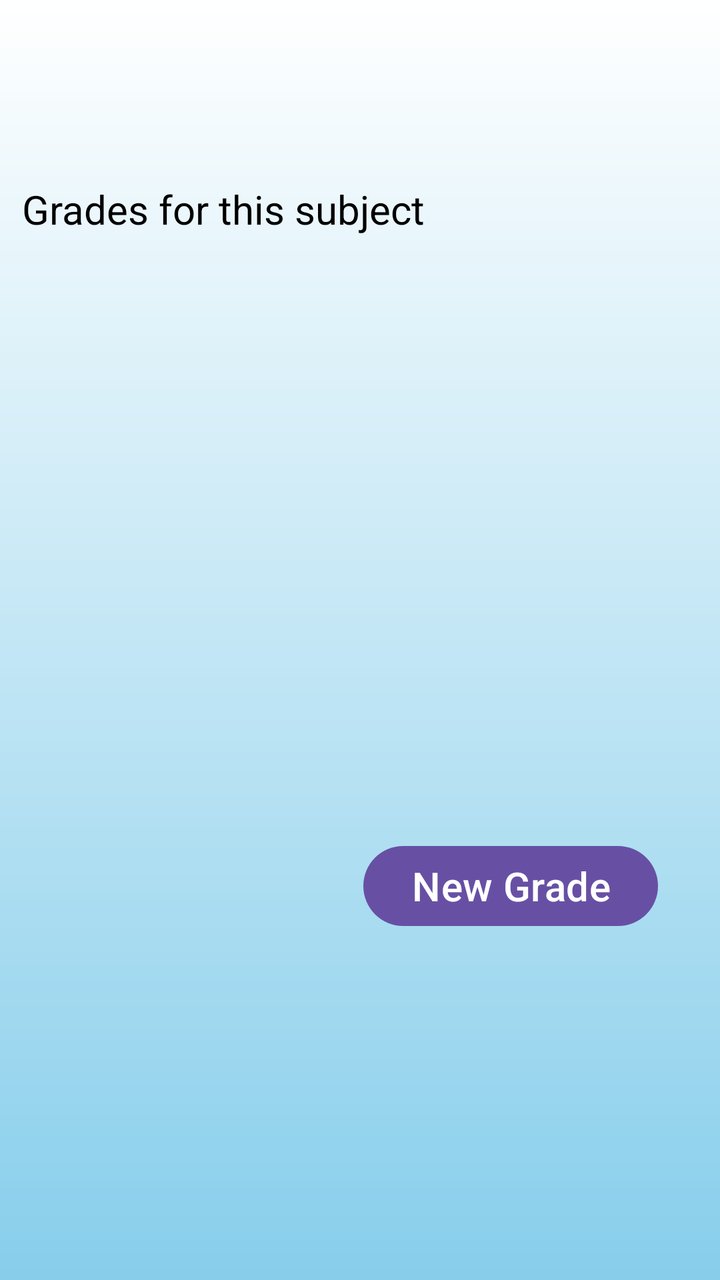
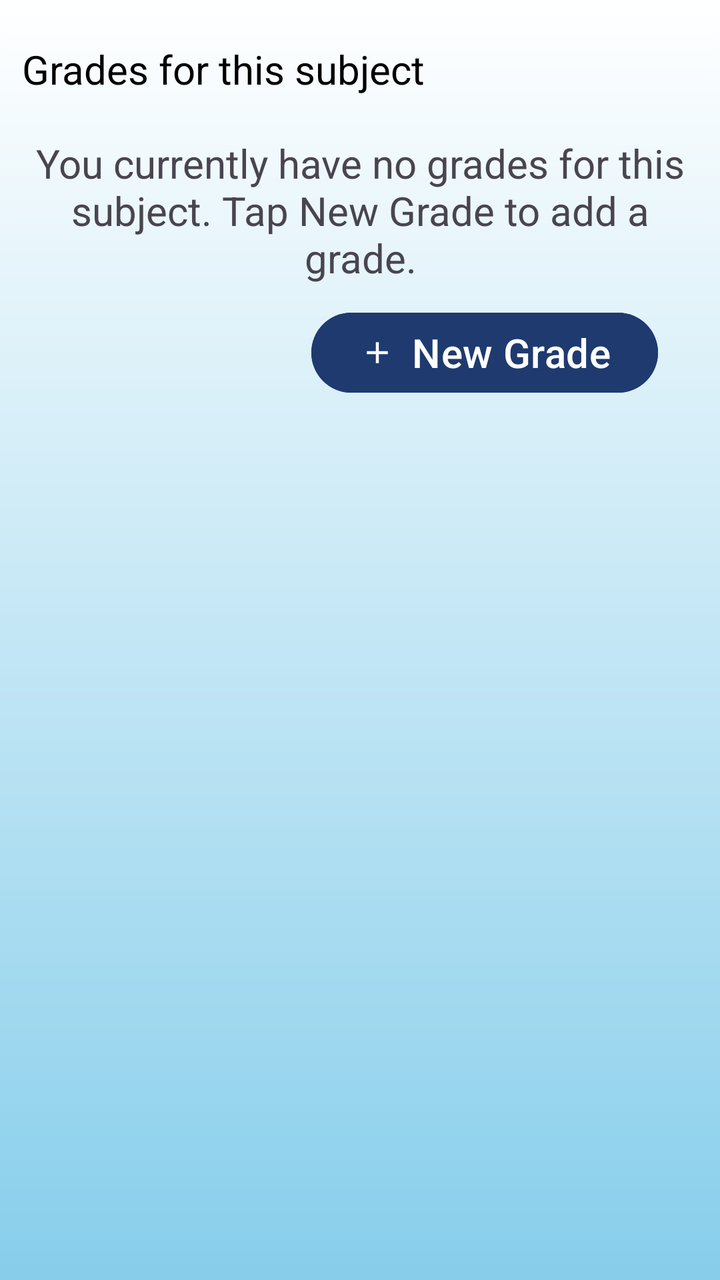

Compare the two renders of this Android layout. The source of the first and the diff that turns it into the second are given below.
<!-- AndroidManifest.xml: application theme Theme.Zone -->
<!-- res/layout/subject_page.xml -->
<?xml version="1.0" encoding="utf-8"?>
<androidx.constraintlayout.widget.ConstraintLayout xmlns:android="http://schemas.android.com/apk/res/android"
    xmlns:app="http://schemas.android.com/apk/res-auto"
    xmlns:tools="http://schemas.android.com/tools"
    android:layout_width="match_parent"
    android:layout_height="match_parent">

    <LinearLayout
        android:layout_width="0dp"
        android:layout_height="0dp"
        android:layout_marginStart="1dp"
        android:layout_marginTop="1dp"
        android:layout_marginEnd="1dp"
        android:layout_marginBottom="1dp"
        android:orientation="vertical"
        app:layout_constraintBottom_toBottomOf="parent"
        app:layout_constraintEnd_toEndOf="parent"
        app:layout_constraintStart_toStartOf="parent"
        app:layout_constraintTop_toTopOf="parent">

        <TextView
            android:id="@+id/textView4"
            android:layout_width="match_parent"
            android:layout_height="wrap_content"
            android:layout_marginTop="80dp"
            android:padding="10dp"
            android:text="Grades for this subject"
            android:textColor="#000000"
            android:textSize="20sp" />

        <ListView
            android:id="@+id/gradeList"
            android:layout_width="match_parent"
            android:layout_height="291dp" />

        <Button
            android:id="@+id/newGradeButton"
            android:layout_width="wrap_content"
            android:layout_height="wrap_content"
            android:layout_gravity="end"
            android:layout_marginEnd="30dp"
            android:text="New Grade"
            android:textColor="#FFFFFF"
            android:textSize="20sp" />
    </LinearLayout>
</androidx.constraintlayout.widget.ConstraintLayout>
<!-- resources referenced by this layout -->
<resources>
  <style name="Theme.Zone" parent="Base.Theme.Zone" />
  <style name="Base.Theme.Zone" parent="Theme.Material3.Light">
          <item name="colorPrimary">@color/zone_primary</item>
          <item name="colorOnPrimary">@color/white</item>
          <item name="colorSecondary">@color/zone_heart</item>
          <item name="colorSurface">@color/white</item>
          <item name="colorSurfaceContainer">@color/zone_surface</item>
          <item name="colorOnSurface">@color/zone_text_primary</item>
          <item name="android:colorAccent">@color/zone_primary</item>
          <item name="android:textColorPrimary">@color/zone_text_primary</item>
          <item name="android:textColorSecondary">@color/zone_text_secondary</item>
          <item name="android:navigationBarColor">@color/white</item>
          <item name="android:statusBarColor">@color/zone_primary</item>
          <item name="android:windowLightStatusBar">false</item>
          <item name="android:windowBackground">@drawable/background_gradient</item>
      </style>
  <color name="zone_primary">#6750A4</color>
  <color name="white">#FFFFFFFF</color>
  <color name="zone_heart">#D8325A</color>
  <color name="zone_surface">#FFF1F4</color>
  <color name="zone_text_primary">#231F22</color>
  <color name="zone_text_secondary">#655D62</color>
  <!-- drawable background_gradient (drawable) -->
  <?xml version="1.0" encoding="utf-8"?>
  <shape xmlns:android="http://schemas.android.com/apk/res/android"
      android:shape="rectangle">
      <gradient
          android:startColor="@color/white"
          android:endColor="@color/sky_blue"
          android:angle="270" />
  </shape>
  <color name="sky_blue">#87CEEB</color>
</resources>

<!-- the commit's change to res/layout/subject_page.xml (unified diff, before → after) -->
@@ -12,6 +12,7 @@
         android:layout_marginTop="1dp"
         android:layout_marginEnd="1dp"
         android:layout_marginBottom="1dp"
+        android:background="@drawable/background_gradient"
         android:orientation="vertical"
         app:layout_constraintBottom_toBottomOf="parent"
         app:layout_constraintEnd_toEndOf="parent"
@@ -22,16 +23,25 @@
             android:id="@+id/textView4"
             android:layout_width="match_parent"
             android:layout_height="wrap_content"
-            android:layout_marginTop="80dp"
+            android:layout_marginTop="10dp"
             android:padding="10dp"
             android:text="Grades for this subject"
             android:textColor="#000000"
             android:textSize="20sp" />
 
+        <TextView
+            android:id="@+id/noGradesTextView"
+            android:layout_width="match_parent"
+            android:layout_height="wrap_content"
+            android:gravity="center"
+            android:padding="10dp"
+            android:text="You currently have no grades for this subject. Tap New Grade to add a grade."
+            android:textSize="20sp" />
+
         <ListView
             android:id="@+id/gradeList"
             android:layout_width="match_parent"
-            android:layout_height="291dp" />
+            android:layout_height="wrap_content" />
 
         <Button
             android:id="@+id/newGradeButton"
@@ -39,8 +49,10 @@
             android:layout_height="wrap_content"
             android:layout_gravity="end"
             android:layout_marginEnd="30dp"
+            android:backgroundTint="#1E3A6F"
             android:text="New Grade"
             android:textColor="#FFFFFF"
-            android:textSize="20sp" />
+            android:textSize="20sp"
+            app:icon="@drawable/outline_add_24" />
     </LinearLayout>
 </androidx.constraintlayout.widget.ConstraintLayout>
<!-- resource entries referenced after the edit -->
@@ -31,6 +31,12 @@
           android:endColor="@color/sky_blue"
           android:angle="270" />
   </shape>
+  <!-- drawable outline_add_24 (drawable) -->
+  <vector xmlns:android="http://schemas.android.com/apk/res/android" android:height="24dp" android:tint="#000000" android:viewportHeight="960" android:viewportWidth="960" android:width="24dp">
+        
+      <path android:fillColor="@android:color/white" android:pathData="M440,520L200,520L200,440L440,440L440,200L520,200L520,440L760,440L760,520L520,520L520,760L440,760L440,520Z"/>
+      
+  </vector>
   <color name="sky_blue">#87CEEB</color>
 </resources>
 
